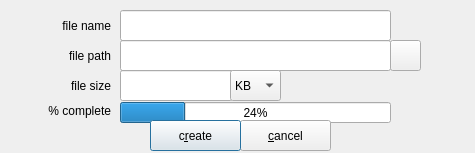
Above: zuluCrypt-gui/createfile.ui from mhogomchungu/zuluCrypt before the change. Below: the same form after it.
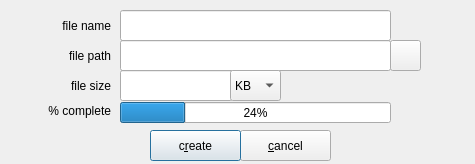
That is the form after the change.

```diff
--- a/zuluCrypt-gui/createfile.ui
+++ b/zuluCrypt-gui/createfile.ui
@@ -7,7 +7,7 @@
     <x>0</x>
     <y>0</y>
     <width>475</width>
-    <height>153</height>
+    <height>164</height>
    </rect>
   </property>
   <property name="windowTitle">
@@ -124,7 +124,7 @@
    <property name="geometry">
     <rect>
      <x>240</x>
-     <y>120</y>
+     <y>130</y>
      <width>91</width>
      <height>31</height>
     </rect>
@@ -159,7 +159,7 @@
    <property name="geometry">
     <rect>
      <x>150</x>
-     <y>120</y>
+     <y>130</y>
      <width>91</width>
      <height>31</height>
     </rect>
```
